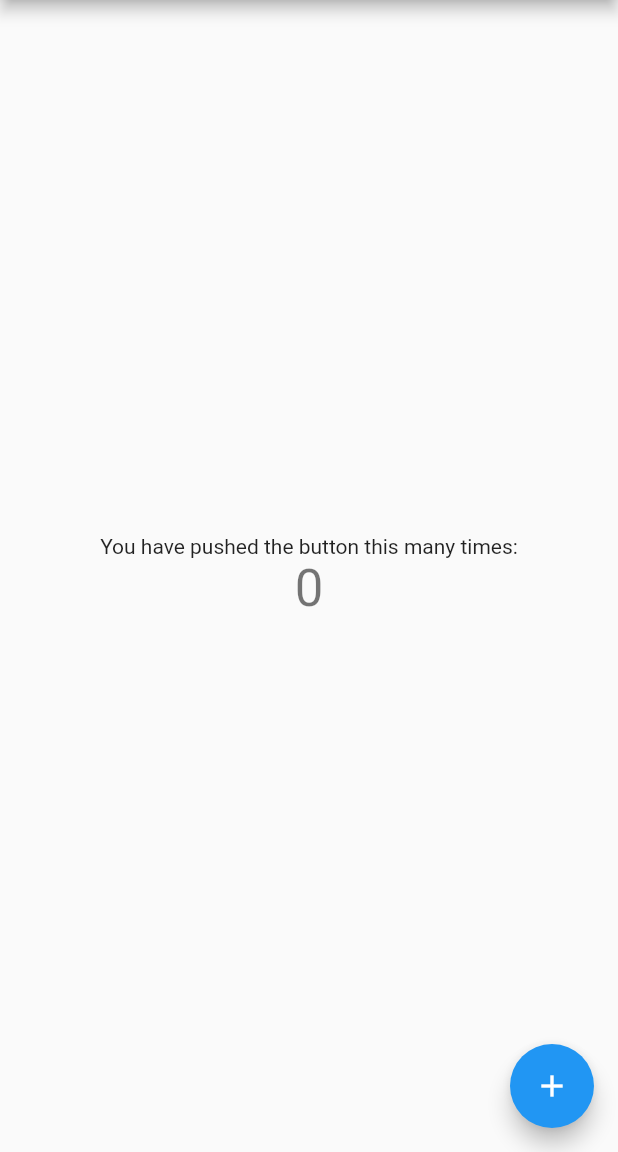
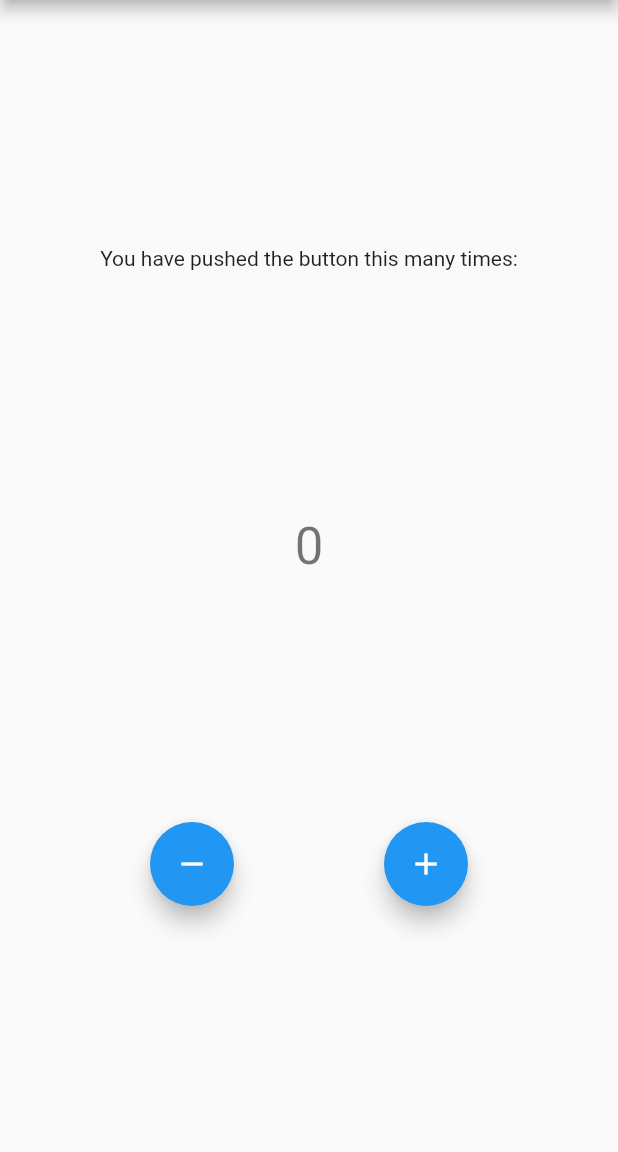
Before and after one commit to JankariTech/flutterBDDexample, a Flutter app: the screen it shows after launch, on a phone screen of 412 x 824 dp, the part 84-1236 px from its top. Run offline on Flutter 3.47's test engine with Material 2 defaults, Android fonts, the phone set to English and light mode, and no system bars.

Commit message:
add decrement button

```diff
--- a/myapp/lib/main.dart
+++ b/myapp/lib/main.dart
@@ -63,6 +63,12 @@ class _MyHomePageState extends State<MyHomePage> {
     });
   }
 
+  void _decrementCounter() {
+    setState(() {
+      _counter--;
+    });
+  }
+
   @override
   Widget build(BuildContext context) {
     // This method is rerun every time setState is called, for instance as done
@@ -95,7 +101,7 @@ class _MyHomePageState extends State<MyHomePage> {
           // center the children vertically; the main axis here is the vertical
           // axis because Columns are vertical (the cross axis would be
           // horizontal).
-          mainAxisAlignment: MainAxisAlignment.center,
+          mainAxisAlignment: MainAxisAlignment.spaceEvenly,
           children: <Widget>[
             Text(
               'You have pushed the button this many times:',
@@ -105,15 +111,28 @@ class _MyHomePageState extends State<MyHomePage> {
               key: Key('counter'),
               style: Theme.of(context).textTheme.headline4,
             ),
+            Row(
+              mainAxisAlignment: MainAxisAlignment.spaceEvenly,
+                children: <Widget>[
+                  FloatingActionButton(
+                    onPressed: _decrementCounter,
+                    key: Key('decrement'),
+                    tooltip: 'decrement',
+                    child: Icon(Icons.remove),
+                  ),
+                  FloatingActionButton(
+                    // Provide a Key to this button. This allows finding this
+                    // specific button inside the test suite, and tapping it.
+                    key: Key('increment'),
+                    onPressed: _incrementCounter,
+                    tooltip: 'Increment',
+                    child: Icon(Icons.add),
+                  ),
+                ]
+            )
           ],
         ),
       ),
-      floatingActionButton: FloatingActionButton(
-        onPressed: _incrementCounter,
-        key: Key('increment'),
-        tooltip: 'Increment',
-        child: Icon(Icons.add),
-      ), // This trailing comma makes auto-formatting nicer for build methods.
     );
   }
 }
```
